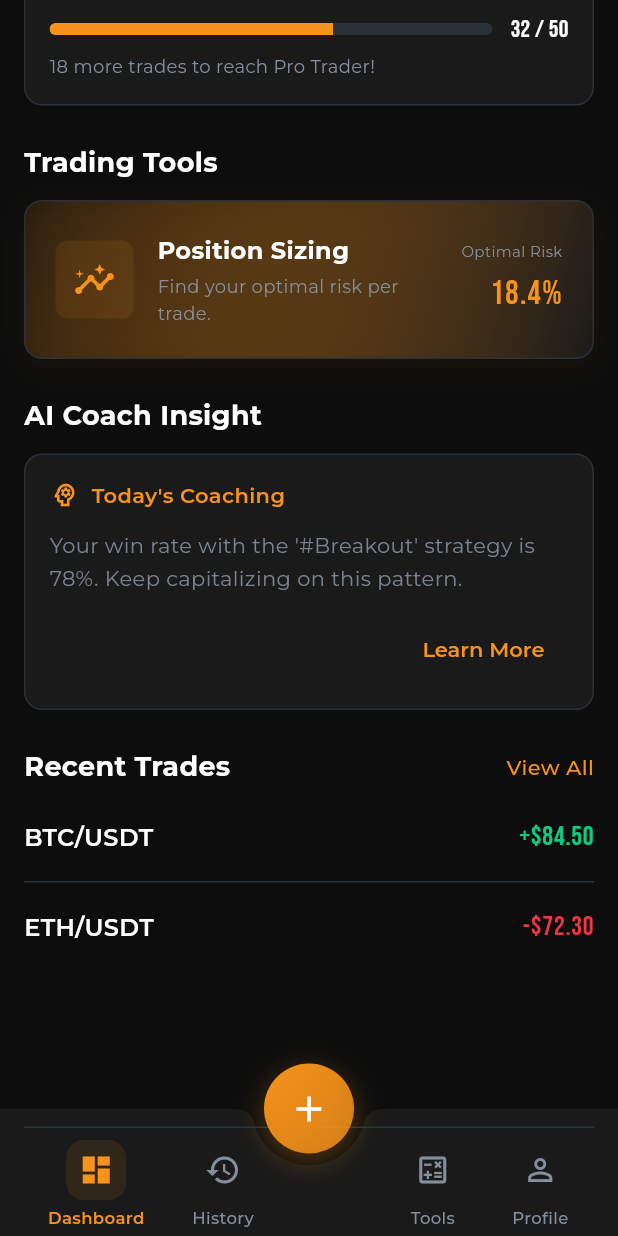
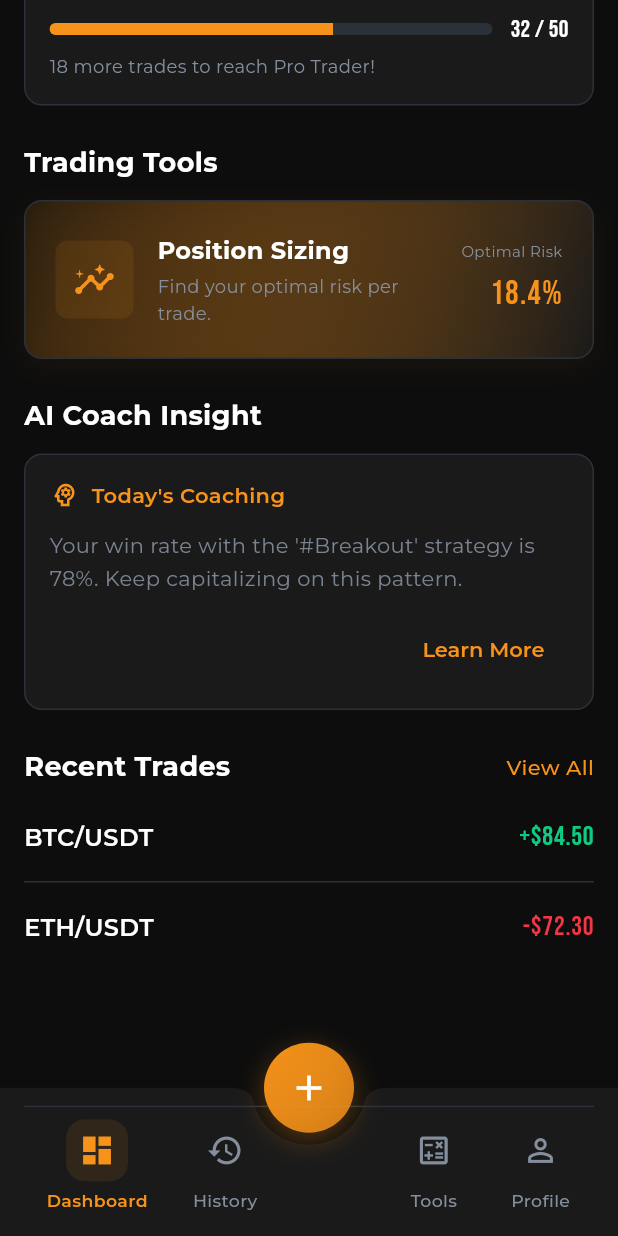
Before and after one commit to jack7141/Trade-up, a Flutter app: the screen it shows after launch, scrolled down 556 dp, on a phone screen of 412 x 824 dp. Run offline on Flutter 3.47's test engine with Material 3 defaults, Android fonts, the phone set to English and light mode, and no system bars; our stand-ins replace dio, flutter_riverpod, flutter_secure_storage, font_awesome_flutter, go_router, google_fonts.

Commit message:
Update: 하단 네비게이션바 비율 및 디자인 수정

```diff
--- a/lib/core/view/main_navigation_screen.dart
+++ b/lib/core/view/main_navigation_screen.dart
@@ -1,3 +1,4 @@
+import 'dart:math' as math;
 import 'package:flutter/material.dart';
 import 'package:go_router/go_router.dart';
 import 'package:google_fonts/google_fonts.dart';
@@ -81,12 +82,24 @@ class _MainNavigationScreenState extends State<MainNavigationScreen> {
   }
 
   Widget _buildBottomAppBar() {
+    // 화면 크기에 비례한 값들 계산
+    final screenHeight = MediaQuery.of(context).size.height;
+    final screenWidth = MediaQuery.of(context).size.width;
+
+    final bottomAppBarHeight = math.max(
+      80.0,
+      math.min(120.0, screenHeight * 0.12),
+    );
+
+    // 화면 너비에 비례한 마진과 공간 계산
+    final notchMargin = math.max(6.0, math.min(12.0, screenWidth * 0.02));
+
     return BottomAppBar(
       color: AppTheme.surfaceColor,
       elevation: 0,
-      height: 85,
+      height: bottomAppBarHeight,
       shape: const CircularNotchedRectangle(),
-      notchMargin: 8,
+      notchMargin: notchMargin,
       child: Container(
         decoration: BoxDecoration(
           border: Border(
@@ -101,25 +114,31 @@ class _MainNavigationScreenState extends State<MainNavigationScreen> {
               icon: Icons.dashboard_outlined,
               selectedIcon: Icons.dashboard,
               label: 'Dashboard',
+              screenWidth: screenWidth,
             ),
             _buildNavItem(
               index: 1,
               icon: Icons.history_outlined,
               selectedIcon: Icons.history,
               label: 'History',
+              screenWidth: screenWidth,
             ),
-            const SizedBox(width: 60), // FloatingActionButton을 위한 공간
+            SizedBox(
+              width: math.max(50.0, math.min(80.0, screenWidth * 0.15)),
+            ), // FloatingActionButton을 위한 비례 공간
             _buildNavItem(
               index: 3,
               icon: Icons.calculate_outlined,
               selectedIcon: Icons.calculate,
               label: 'Tools',
+              screenWidth: screenWidth,
             ),
             _buildNavItem(
               index: 4,
               icon: Icons.person_outline,
               selectedIcon: Icons.person,
               label: 'Profile',
+              screenWidth: screenWidth,
             ),
           ],
         ),
@@ -132,41 +151,54 @@ class _MainNavigationScreenState extends State<MainNavigationScreen> {
     required IconData icon,
     required IconData selectedIcon,
     required String label,
+    required double screenWidth,
   }) {
     final isSelected = _selectedIndex == index;
+
+    // 화면 너비에 비례한 패딩과 크기 계산
+    final horizontalPadding = math.max(8.0, math.min(16.0, screenWidth * 0.03));
+    final verticalPadding = math.max(6.0, math.min(12.0, screenWidth * 0.02));
+    final iconPadding = math.max(6.0, math.min(12.0, screenWidth * 0.02));
+    final iconSize = math.max(20.0, math.min(28.0, screenWidth * 0.06));
+    final borderRadius = math.max(8.0, math.min(16.0, screenWidth * 0.03));
+    final textIconSpacing = math.max(2.0, math.min(6.0, screenWidth * 0.01));
+    final fontSize = math.max(9.0, math.min(13.0, screenWidth * 0.028));
 
     return GestureDetector(
       onTap: () => _onTap(index),
       behavior: HitTestBehavior.opaque,
       child: Container(
-        padding: const EdgeInsets.symmetric(vertical: 8, horizontal: 12),
+        padding: EdgeInsets.symmetric(
+          vertical: verticalPadding,
+          horizontal: horizontalPadding,
+        ),
         child: Column(
           mainAxisSize: MainAxisSize.min,
           children: [
             Container(
-              padding: const EdgeInsets.all(8),
+              padding: EdgeInsets.all(iconPadding),
               decoration: BoxDecoration(
                 color: isSelected
                     ? AppTheme.accentColor.withOpacity(0.1)
                     : Colors.transparent,
-                borderRadius: BorderRadius.circular(12),
+                borderRadius: BorderRadius.circular(borderRadius),
               ),
               child: Icon(
                 isSelected ? selectedIcon : icon,
                 color: isSelected
                     ? AppTheme.accentColor
                     : AppTheme.secondaryText,
-                size: 24,
+                size: iconSize,
               ),
             ),
-            const SizedBox(height: 4),
+            SizedBox(height: textIconSpacing),
             Text(
               label,
               style: GoogleFonts.montserrat(
                 color: isSelected
                     ? AppTheme.accentColor
                     : AppTheme.secondaryText,
-                fontSize: 11,
+                fontSize: fontSize,
                 fontWeight: isSelected ? FontWeight.w600 : FontWeight.w500,
               ),
             ),
```
